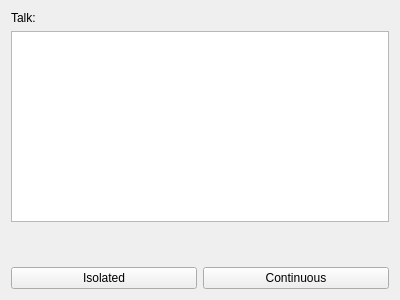
The window that SpeechMe/ui/speechpad.ui (emiguelt/SpeechMe) describes before a commit, drawn with Qt 5.
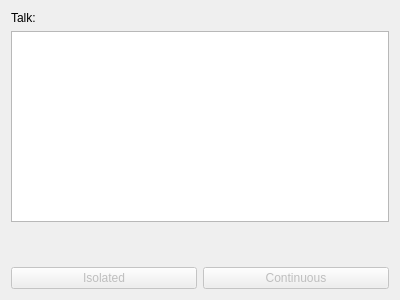
The same window after the commit.

Patch:
```diff
--- a/SpeechMe/ui/speechpad.ui
+++ b/SpeechMe/ui/speechpad.ui
@@ -45,6 +45,9 @@
     <layout class="QHBoxLayout" name="horizontalLayout">
      <item>
       <widget class="QPushButton" name="isolatedButton">
+       <property name="enabled">
+        <bool>false</bool>
+       </property>
        <property name="text">
         <string>Isolated</string>
        </property>
@@ -52,6 +55,9 @@
      </item>
      <item>
       <widget class="QPushButton" name="contButton">
+       <property name="enabled">
+        <bool>false</bool>
+       </property>
        <property name="text">
         <string>Continuous</string>
        </property>
```
